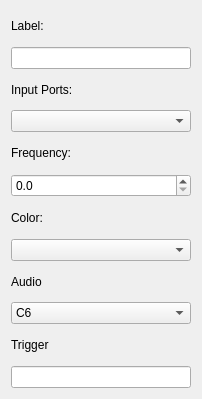
The window that app/elementeditor.ui (GIBIS-UNIFESP/wiRedPanda) describes before a commit, drawn with Qt 5.
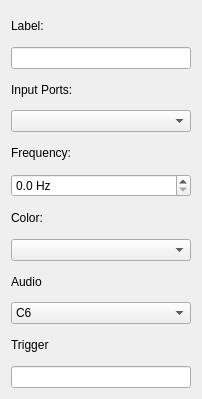
The same window after the commit.

Commit message: New frequency options for the Clock

```diff
--- a/app/elementeditor.ui
+++ b/app/elementeditor.ui
@@ -63,6 +63,9 @@
      <property name="specialValueText">
       <string/>
      </property>
+     <property name="suffix">
+      <string> Hz</string>
+     </property>
      <property name="decimals">
       <number>1</number>
      </property>
@@ -70,7 +73,10 @@
       <double>0.000000000000000</double>
      </property>
      <property name="maximum">
-      <double>30.000000000000000</double>
+      <double>50.000000000000000</double>
+     </property>
+     <property name="singleStep">
+      <double>0.100000000000000</double>
      </property>
     </widget>
    </item>
```
